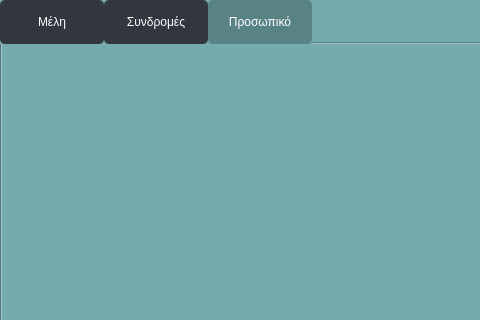
Above: untitled.ui from AntoniosSoula/database-project before the change; both pictures show x 0 to 480 and y 0 to 320 of the 800 by 604 pixel window. Below: the same form after it.
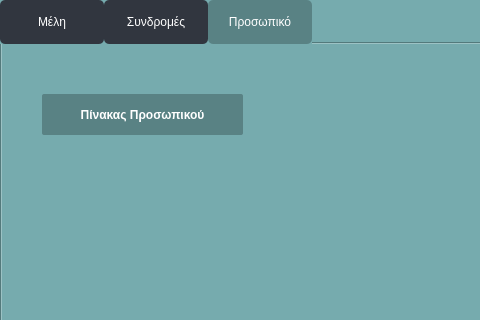
That is the form after the change. The open tabs and pages were chosen to show the change.

What changed in the file:
```diff
--- a/untitled.ui
+++ b/untitled.ui
@@ -856,6 +856,79 @@
      <attribute name="title">
       <string>Προσωπικό</string>
      </attribute>
+     <widget class="QPushButton" name="buttonTableProsopiko">
+      <property name="geometry">
+       <rect>
+        <x>40</x>
+        <y>50</y>
+        <width>201</width>
+        <height>41</height>
+       </rect>
+      </property>
+      <property name="styleSheet">
+       <string notr="true">        QPushButton {
+            font-size: 12px;
+            padding: 1px 2.7px;
+            font-weight: 500;
+            background: #598284;;
+            color: white;
+            border: none;
+            position: relative;
+            overflow: hidden;
+            border-radius: 2px;
+            cursor: pointer;
+        }
+
+        QPushButton::hover {
+            background: #3f5b5d;
+        }
+
+        QPushButton::pressed {
+            transform: scale(0.97);
+        }
+
+        QPushButton .gradient {
+            position: absolute;
+            width: 100%;
+            height: 100%;
+            left: 0;
+            top: 0;
+            border-radius: 2px;
+            margin-top: -0.25em;
+            background-image: linear-gradient(
+                rgba(0, 0, 0, 0),
+                rgba(0, 0, 0, 0),
+                rgba(0, 0, 0, 0.3)
+            );
+        }
+
+        QPushButton .label {
+            position: relative;
+            top: -1px;
+        }
+
+        QPushButton .transition {
+            transition-timing-function: cubic-bezier(0, 0, 0.2, 1);
+            transition-duration: 500ms;
+            background-color: #3f5b5d;
+            border-radius: 9999px;
+            width: 0;
+            height: 0;
+            position: absolute;
+            left: 50%;
+            top: 50%;
+            transform: translate(-50%, -50%);
+        }
+
+        QPushButton:hover .transition {
+            width: 14em;
+            height: 14em;
+        }</string>
+      </property>
+      <property name="text">
+       <string>Πίνακας Προσωπικού</string>
+      </property>
+     </widget>
     </widget>
    </widget>
   </widget>
```
Left out of the diff: 4 changed lines with no effect on the pictures.
